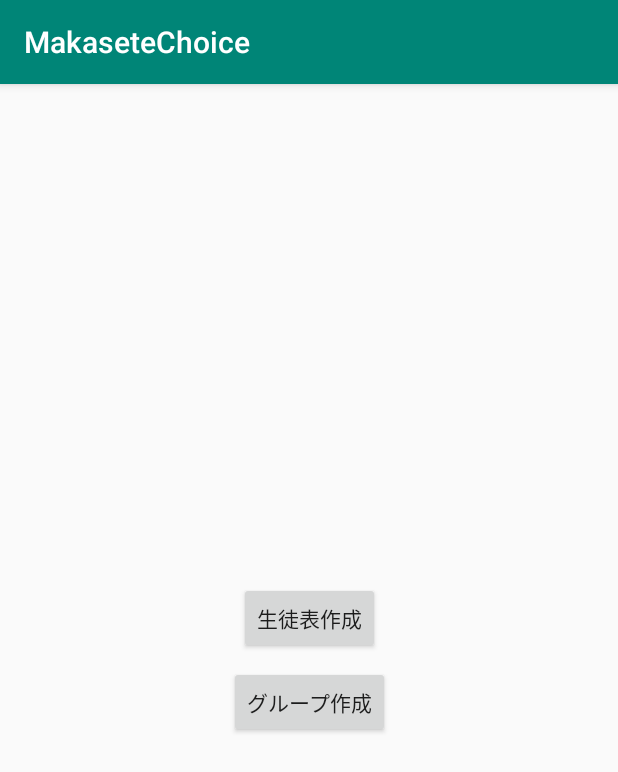
After one commit to RyuseiNomi/makasete-choice, an Android app: the fragment HomeFragment shown on its own in the app's theme, on a phone screen of 412 x 824 dp. The commit adds this screen. Shown: the top 772 px of the screen. Run offline under Robolectric (Android 15) with nearby library versions, the phone set to English and light mode, and no system bars; our stand-ins replace Dagger/Hilt's generated code, data binding.

Commit message:
feat: HomeFragmentの追加

```diff
--- /dev/null
+++ b/android-project/MakaseteChoice/app/src/main/java/com/teambrack/makasetechoice/di/modules/HomeFragmentModule.kt
@@ -0,0 +1,28 @@
+package com.teambrack.makasetechoice.di.modules
+
+import androidx.lifecycle.ViewModel
+import com.teambrack.makasetechoice.di.ViewModelKey
+import com.teambrack.makasetechoice.home.HomeFragment
+import com.teambrack.makasetechoice.home.HomeViewModel
+import dagger.Binds
+import dagger.Module
+import dagger.android.ContributesAndroidInjector
+import dagger.multibindings.IntoMap
+
+@Module
+abstract class HomeFragmentModule {
+    @ContributesAndroidInjector(
+        modules = [
+            HomeFragmentSubModule::class
+        ]
+    )
+    abstract fun contributeHomeFragment(): HomeFragment
+}
+
+@Module
+abstract class HomeFragmentSubModule {
+    @Binds
+    @IntoMap
+    @ViewModelKey(HomeViewModel::class)
+    abstract fun provideHomeViewModel(viewModel: HomeViewModel): ViewModel
+}
--- /dev/null
+++ b/android-project/MakaseteChoice/app/src/main/java/com/teambrack/makasetechoice/home/HomeFragment.kt
@@ -0,0 +1,33 @@
+package com.teambrack.makasetechoice.home
+
+import android.os.Bundle
+import android.view.LayoutInflater
+import android.view.View
+import android.view.ViewGroup
+import androidx.databinding.DataBindingUtil
+import androidx.lifecycle.ViewModelProvider
+import androidx.lifecycle.ViewModelProviders
+import com.teambrack.makasetechoice.R
+import com.teambrack.makasetechoice.databinding.FragmentHomeBinding
+import dagger.android.support.DaggerFragment
+import javax.inject.Inject
+
+
+class HomeFragment : DaggerFragment() {
+    @Inject
+    lateinit var viewModelFactory: ViewModelProvider.Factory
+    private val viewModel: HomeViewModel by lazy {
+        ViewModelProviders.of(requireActivity(), viewModelFactory).get(HomeViewModel::class.java)
+    }
+
+    override fun onCreateView(inflater: LayoutInflater, container: ViewGroup?, savedInstanceState: Bundle?): View? {
+        return DataBindingUtil.inflate<FragmentHomeBinding>(
+            inflater,
+            R.layout.fragment_home,
+            container,
+            false
+        ).also { binding ->
+            binding.viewModel = viewModel
+        }.root
+    }
+}
--- /dev/null
+++ b/android-project/MakaseteChoice/app/src/main/res/layout/fragment_home.xml
@@ -0,0 +1,38 @@
+<?xml version="1.0" encoding="utf-8"?>
+<layout xmlns:android="http://schemas.android.com/apk/res/android"
+        xmlns:app="http://schemas.android.com/apk/res-auto">
+    <data>
+        <variable
+                type="com.teambrack.makasetechoice.home.HomeViewModel"
+                name="viewModel"/>
+    </data>
+    <androidx.constraintlayout.widget.ConstraintLayout
+            android:orientation="vertical"
+            android:layout_width="match_parent"
+            android:layout_height="match_parent">
+
+        <Button
+                android:layout_width="wrap_content"
+                android:layout_height="wrap_content"
+                android:text="@string/make_table"
+                android:id="@+id/make_table_button"
+                android:layout_marginTop="8dp"
+                app:layout_constraintTop_toTopOf="parent" app:layout_constraintStart_toStartOf="parent"
+                android:layout_marginStart="8dp" app:layout_constraintEnd_toEndOf="parent"
+                android:layout_marginEnd="8dp"
+                app:layout_constraintBottom_toTopOf="@+id/make_group_button"
+                app:layout_constraintVertical_chainStyle="packed"/>
+
+        <Button
+                android:layout_width="wrap_content"
+                android:layout_height="wrap_content"
+                android:text="@string/make_group"
+                android:id="@+id/make_group_button"
+                app:layout_constraintStart_toStartOf="parent"
+                android:layout_marginStart="8dp" app:layout_constraintEnd_toEndOf="parent"
+                android:layout_marginEnd="8dp"
+                android:layout_marginBottom="8dp" app:layout_constraintBottom_toBottomOf="parent"
+                app:layout_constraintTop_toBottomOf="@+id/make_table_button" android:layout_marginTop="8dp"/>
+
+    </androidx.constraintlayout.widget.ConstraintLayout>
+</layout>
--- a/android-project/MakaseteChoice/app/src/main/res/values/strings.xml
+++ b/android-project/MakaseteChoice/app/src/main/res/values/strings.xml
@@ -1,3 +1,5 @@
 <resources>
     <string name="app_name">MakaseteChoice</string>
+    <string name="make_table">生徒表作成</string>
+    <string name="make_group">グループ作成</string>
 </resources>
```
